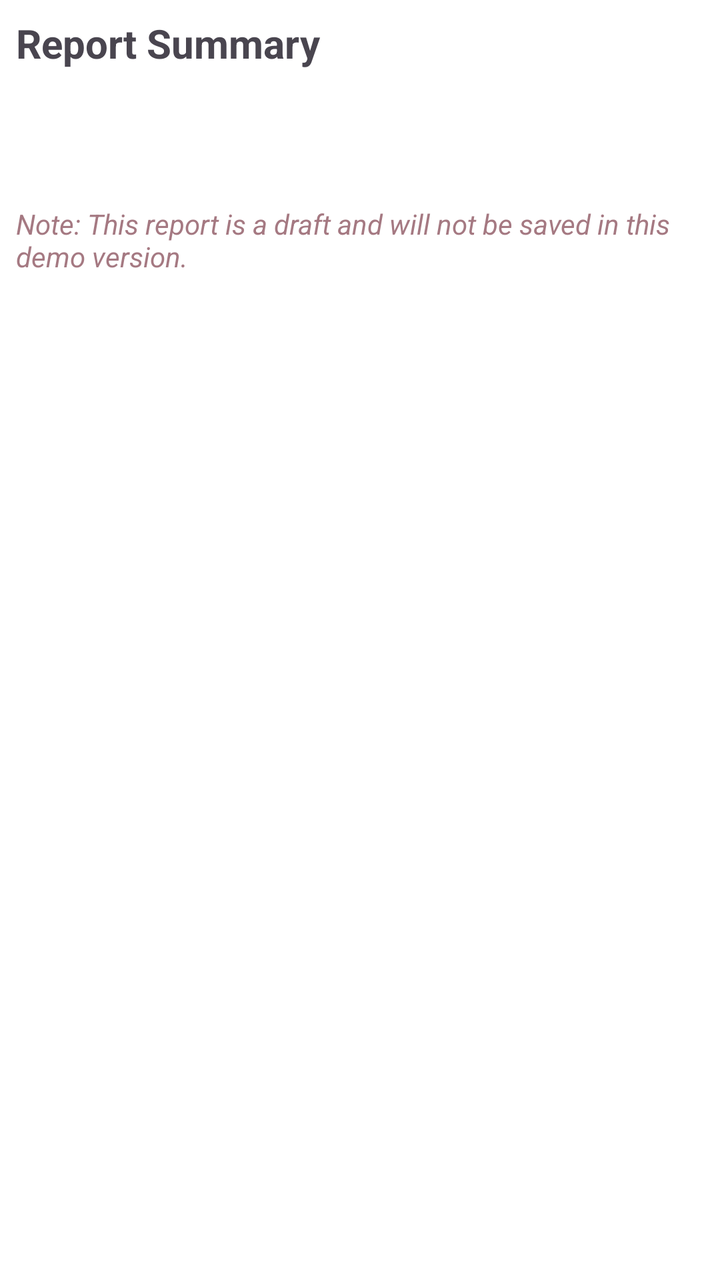
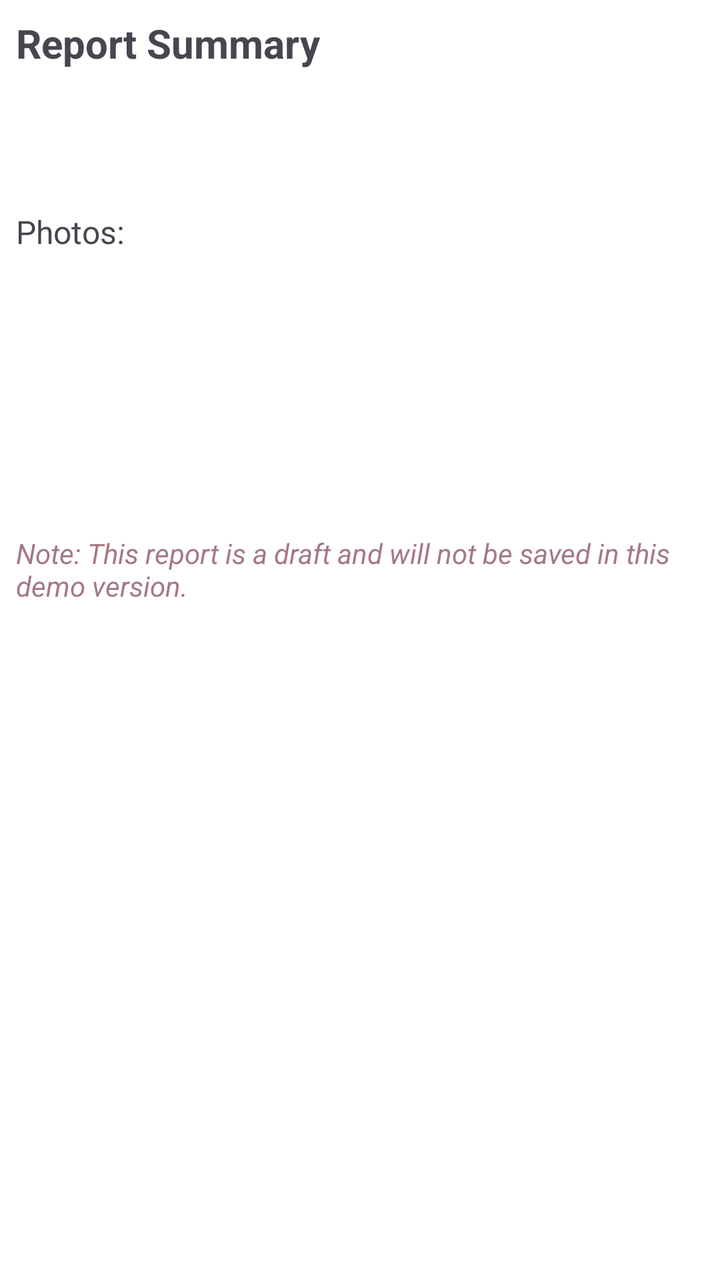

Screens rendered from an Android XML layout before and after an edit, with the pre-edit source and the edit as a unified diff.
<!-- AndroidManifest.xml: application theme Theme.AccidentReportingApp -->
<!-- res/layout/step_summary.xml -->
<?xml version="1.0" encoding="utf-8"?>
<ScrollView xmlns:android="http://schemas.android.com/apk/res/android"
    android:layout_width="match_parent"
    android:layout_height="match_parent">

    <LinearLayout
        android:layout_width="match_parent"
        android:layout_height="wrap_content"
        android:orientation="vertical"
        android:padding="8dp">

        <TextView
            android:layout_width="match_parent"
            android:layout_height="wrap_content"
            android:text="Report Summary"
            android:textSize="20sp"
            android:textStyle="bold"
            android:layout_marginBottom="16dp"/>

        <TextView
            android:id="@+id/summary_text"
            android:layout_width="match_parent"
            android:layout_height="wrap_content"
            android:textSize="14sp"
            android:lineSpacingExtra="4dp"/>

        <TextView
            android:layout_width="match_parent"
            android:layout_height="wrap_content"
            android:text="\nNote: This report is a draft and will not be saved in this demo version."
            android:textColor="@color/accent"
            android:textStyle="italic"
            android:layout_marginTop="16dp"/>

    </LinearLayout>
</ScrollView>
<!-- resources referenced by this layout -->
<resources>
  <color name="accent">#A57982</color>
  <style name="Theme.AccidentReportingApp" parent="Base.Theme.AccidentReportingApp" />
  <style name="Base.Theme.AccidentReportingApp" parent="Theme.Material3.DayNight.NoActionBar">
          
          <item name="colorPrimary">@color/primary</item>
          <item name="colorOnPrimary">@color/white</item>
          <item name="colorPrimaryContainer">@color/primary_container</item>
  
          
          <item name="android:windowBackground">@color/white</item>
      </style>
  <color name="primary">#120D31</color>
  <color name="white">#FFFFFFFF</color>
  <color name="primary_container">#F0D3F7</color>
</resources>

<!-- the commit's change to res/layout/step_summary.xml (unified diff, before → after) -->
@@ -1,36 +1,70 @@
 <?xml version="1.0" encoding="utf-8"?>
-<ScrollView xmlns:android="http://schemas.android.com/apk/res/android"
+<FrameLayout xmlns:android="http://schemas.android.com/apk/res/android"
+    xmlns:app="http://schemas.android.com/apk/res-auto"
     android:layout_width="match_parent"
     android:layout_height="match_parent">
 
-    <LinearLayout
+    <ScrollView
         android:layout_width="match_parent"
-        android:layout_height="wrap_content"
-        android:orientation="vertical"
-        android:padding="8dp">
+        android:layout_height="match_parent">
 
-        <TextView
+        <LinearLayout
             android:layout_width="match_parent"
             android:layout_height="wrap_content"
-            android:text="Report Summary"
-            android:textSize="20sp"
-            android:textStyle="bold"
-            android:layout_marginBottom="16dp"/>
+            android:orientation="vertical"
+            android:padding="8dp">
 
-        <TextView
-            android:id="@+id/summary_text"
-            android:layout_width="match_parent"
-            android:layout_height="wrap_content"
-            android:textSize="14sp"
-            android:lineSpacingExtra="4dp"/>
+            
 
-        <TextView
-            android:layout_width="match_parent"
-            android:layout_height="wrap_content"
-            android:text="\nNote: This report is a draft and will not be saved in this demo version."
-            android:textColor="@color/accent"
-            android:textStyle="italic"
-            android:layout_marginTop="16dp"/>
+            <TextView
+                android:layout_width="match_parent"
+                android:layout_height="wrap_content"
+                android:text="Report Summary"
+                android:textSize="20sp"
+                android:textStyle="bold"
+                android:layout_marginBottom="16dp"/>
 
-    </LinearLayout>
-</ScrollView>
+            <TextView
+                android:id="@+id/summary_text"
+                android:layout_width="match_parent"
+                android:layout_height="wrap_content"
+                android:textSize="14sp"
+                android:lineSpacingExtra="4dp"/>
+
+            <TextView
+                android:layout_width="match_parent"
+                android:layout_height="wrap_content"
+                android:text="\nPhotos:"
+                android:textSize="16sp"
+                android:layout_marginTop="16dp"
+                android:layout_marginBottom="8dp"/>
+
+            <androidx.recyclerview.widget.RecyclerView
+                android:id="@+id/recycler_summary_photos"
+                android:layout_width="match_parent"
+                android:layout_height="100dp"
+                android:orientation="horizontal"
+                app:layoutManager="androidx.recyclerview.widget.LinearLayoutManager" />
+
+            <TextView
+                android:layout_width="match_parent"
+                android:layout_height="wrap_content"
+                android:text="\nNote: This report is a draft and will not be saved in this demo version."
+                android:textColor="@color/accent"
+                android:textStyle="italic"
+                android:layout_marginTop="16dp"/>
+        </LinearLayout>
+    </ScrollView>
+
+    
+    <ImageView
+        android:id="@+id/img_summary_full_preview"
+        android:layout_width="match_parent"
+        android:layout_height="match_parent"
+        android:background="#CC000000"
+        android:scaleType="fitCenter"
+        android:visibility="gone"
+        android:clickable="true"
+        android:focusable="true" />
+
+</FrameLayout>
